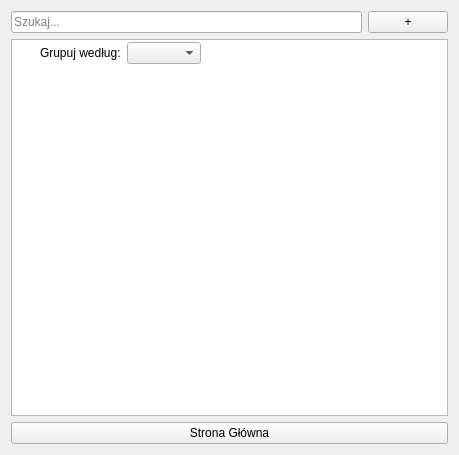
Qt form ui/panelnawigacjiwidget.ui (Janek2230/CML) before a commit.
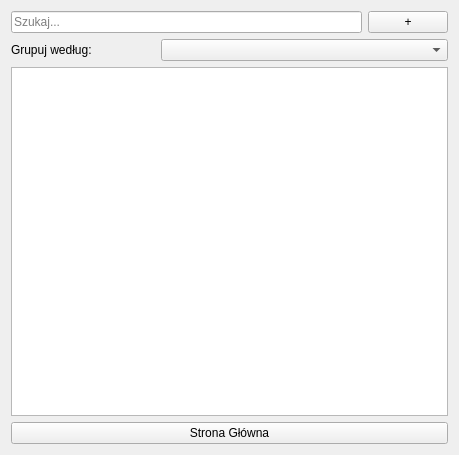
The same form after that commit.

```diff
--- a/ui/panelnawigacjiwidget.ui
+++ b/ui/panelnawigacjiwidget.ui
@@ -15,6 +15,8 @@
   </property>
   <layout class="QGridLayout" name="gridLayout">
    <item row="0" column="0">
+    <layout class="QVBoxLayout" name="verticalLayout">
+     <item>
     <layout class="QHBoxLayout" name="horizontalLayout_3">
      <item>
       <widget class="QLineEdit" name="wyszukiwarka">
@@ -35,35 +37,7 @@
      </item>
     </layout>
    </item>
-   <item row="1" column="0">
-    <widget class="QTreeWidget" name="kategorie">
-     <property name="headerHidden">
-      <bool>true</bool>
-     </property>
-     <column>
-      <property name="text">
-       <string notr="true">1</string>
-      </property>
-     </column>
-    </widget>
-   </item>
-   <item row="2" column="0">
-    <widget class="QPushButton" name="btnPowrot">
-     <property name="text">
-      <string>Strona Główna</string>
-     </property>
-    </widget>
-   </item>
-  </layout>
-  <widget class="QWidget" name="layoutWidget_2">
-   <property name="geometry">
-    <rect>
-     <x>40</x>
-     <y>40</y>
-     <width>161</width>
-     <height>26</height>
-    </rect>
-   </property>
+     <item>
    <layout class="QHBoxLayout" name="horizontalLayout_6">
     <item>
      <widget class="QLabel" name="label_7">
@@ -89,7 +63,29 @@
      </widget>
     </item>
    </layout>
-  </widget>
+     </item>
+     <item>
+      <widget class="QTreeWidget" name="kategorie">
+       <property name="headerHidden">
+        <bool>true</bool>
+       </property>
+       <column>
+        <property name="text">
+         <string notr="true">1</string>
+        </property>
+       </column>
+      </widget>
+     </item>
+     <item>
+      <widget class="QPushButton" name="btnPowrot">
+       <property name="text">
+        <string>Strona Główna</string>
+       </property>
+      </widget>
+     </item>
+    </layout>
+   </item>
+  </layout>
  </widget>
  <resources/>
  <connections/>
```
Lines whose indentation alone changed are shown as unchanged.
